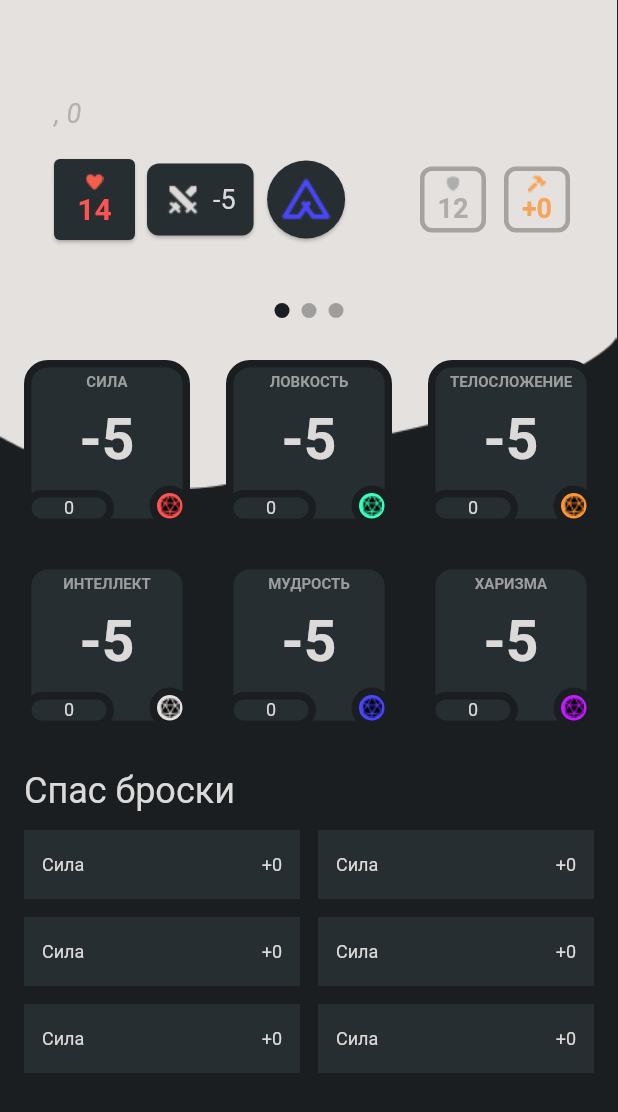
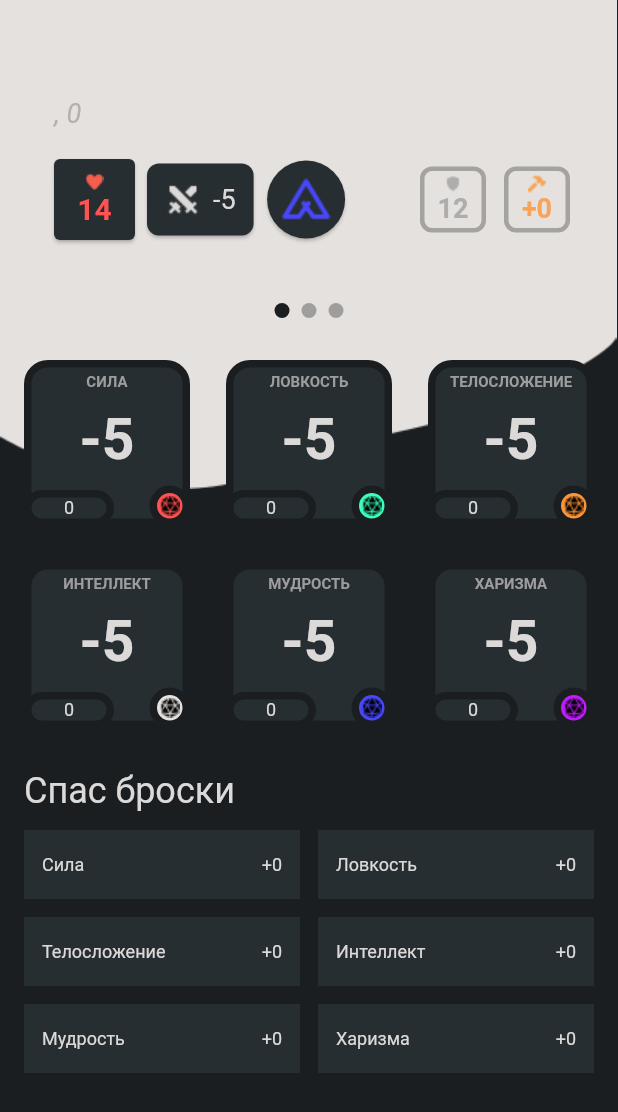
Before and after one commit to fates-dnd/play-dnd, a Flutter app: the CharacterScreen screen opened directly with empty values, on a phone screen of 412 x 824 dp. Shown: the top 1112 px of the screen. Run offline on Flutter 3.47's test engine with Material 2 defaults, Android fonts, the phone set to English and light mode, and no system bars; our stand-ins replace bloc, flutter_bloc, get_it, hive, hive_flutter; accounts and stored records are empty.

Commit message:
reads and stores saving throw bonuses

```diff
--- a/lib/dto/class.dart
+++ b/lib/dto/class.dart
@@ -1,11 +1,17 @@
+import 'package:dnd_player_flutter/data/characteristics.dart';
+
 class Class {
-
   final String index;
   final String name;
+  final List<Characteristic> savingThrows;
 
   String get imageAsset => _indexToImageAsset();
 
-  Class(this.index, this.name);
+  Class(
+    this.index,
+    this.name,
+    this.savingThrows,
+  );
 }
 
 extension OnClass on Class {
@@ -35,7 +41,8 @@ extension OnClass on Class {
         return "assets/icons/warlock.png";
       case "wizard":
         return "assets/icons/wizard.png";
-      default: return "";
+      default:
+        return "";
     }
   }
 }
--- a/lib/storage/character_type_adapter.dart
+++ b/lib/storage/character_type_adapter.dart
@@ -1,3 +1,4 @@
+import 'package:dnd_player_flutter/data/characteristics.dart';
 import 'package:dnd_player_flutter/dto/character.dart';
 import 'package:dnd_player_flutter/dto/class.dart';
 import 'package:dnd_player_flutter/dto/race.dart';
--- a/lib/ui/characters/base_characteristics_page.dart
+++ b/lib/ui/characters/base_characteristics_page.dart
@@ -64,11 +64,11 @@ class BaseCharateristicsPage extends StatelessWidget {
             shrinkWrap: true,
             children: [
               SavingThrowItem(name: "Сила", bonus: 0),
-              SavingThrowItem(name: "Сила", bonus: 0),
-              SavingThrowItem(name: "Сила", bonus: 0),
-              SavingThrowItem(name: "Сила", bonus: 0),
-              SavingThrowItem(name: "Сила", bonus: 0),
-              SavingThrowItem(name: "Сила", bonus: 0),
+              SavingThrowItem(name: "Ловкость", bonus: 0),
+              SavingThrowItem(name: "Телосложение", bonus: 0),
+              SavingThrowItem(name: "Интеллект", bonus: 0),
+              SavingThrowItem(name: "Мудрость", bonus: 0),
+              SavingThrowItem(name: "Харизма", bonus: 0),
             ],
           ),
         ],
```
Also changed, not shown: lib/repository/classes_repository.dart (+18 -1 lines), lib/storage/character_reader.dart (+11 -5 lines), lib/storage/character_writer.dart (+8 -0 lines), 1 other file.
